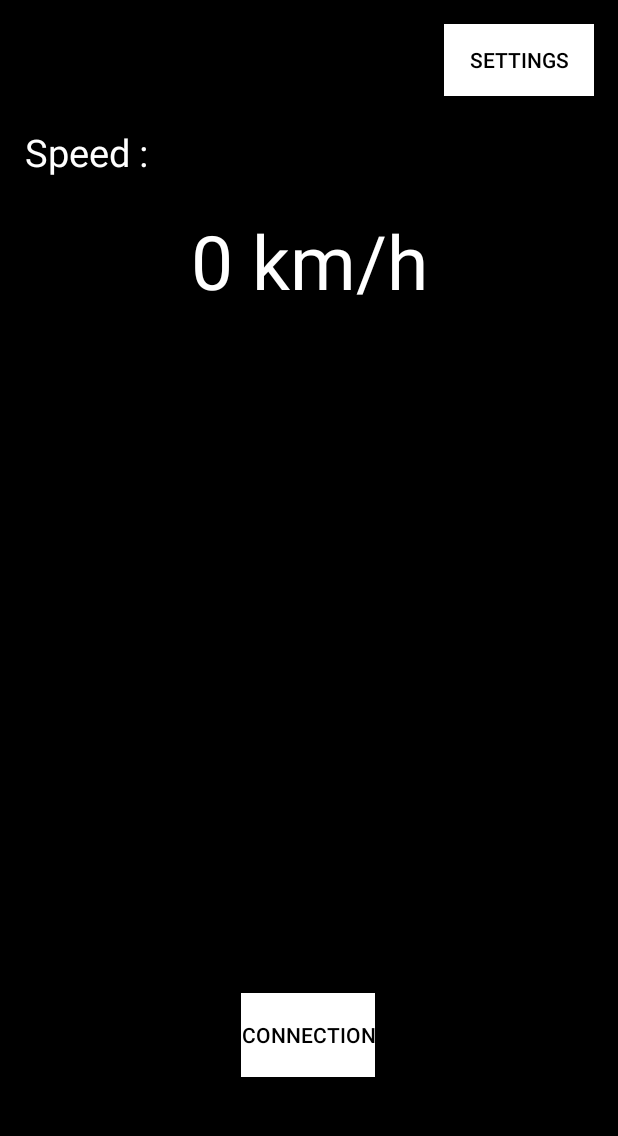
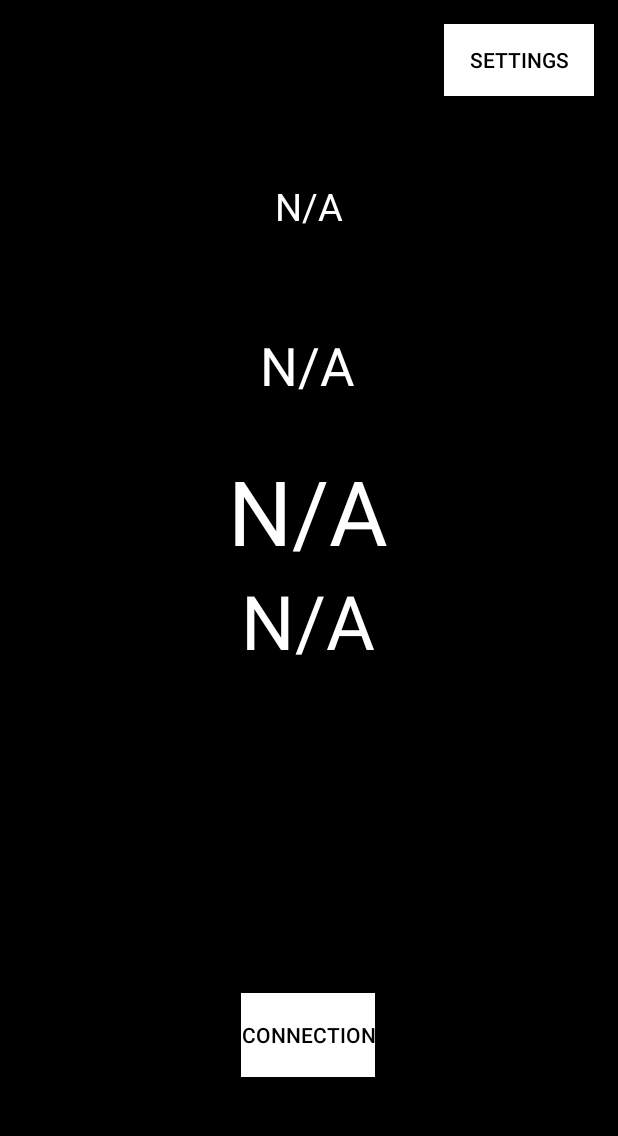
Before and after one commit to Clem0908/SmartDash, an Android app: the screen it shows after launch (MainActivity), on a phone screen of 412 x 824 dp, the part 84-1220 px from its top. Run offline under Robolectric (Android 15) with nearby library versions, the phone set to English and light mode, and no system bars.

Commit message:
v0.3 -- RPM conversion is not correct

```diff
--- a/app/src/main/java/org/clem0908/smartdash/MainActivity.kt
+++ b/app/src/main/java/org/clem0908/smartdash/MainActivity.kt
@@ -60,9 +60,26 @@ class MainActivity : Activity() {
                             userPort
                         )
                         ds.receive(dp)
+                        val currentCar = byteArrayOf(data[4], data[5], data[6], data[7])
+                        val currentCarText = findViewById<TextView>(R.id.currentCar)
+                        currentCarText.text = String(currentCar, Charsets.UTF_8)
+                        val currentGear = data[10]
+                        val currentGearText = findViewById<TextView>(R.id.currentGear)
+                        if(currentGear.toInt() == 0){
+                            currentGearText.text = "R"
+                        } else {
+                            if (currentGear.toInt() == 1) {
+                                currentGearText.text = "N"
+                            } else {
+                                currentGearText.text = (currentGear.toInt()-1).toString()
+                            }
+                        }
                         val speed = fromFloatBytesToInt(data[12], data[13], data[14], data[15])
                         val speedValueText = findViewById<TextView>(R.id.speedValue)
-                        speedValueText.setText(speed.toString()+" km/h")
+                        speedValueText.text = speed.toString()+" km/h"
+                        val rpm = fromFloatBytesToInt(data[16], data[17], data[18], data[19])
+                        val rpmText = findViewById<TextView>(R.id.rpmValue)
+                        rpmText.text = rpm.toString()
                         ds.close()
                     } catch (e: Exception) {
                         e.printStackTrace()
--- a/app/src/main/res/layout/mainactivityview.xml
+++ b/app/src/main/res/layout/mainactivityview.xml
@@ -37,17 +37,30 @@
         app:layout_constraintStart_toStartOf="parent" />
 
     <TextView
-        android:id="@+id/speed"
+        android:id="@+id/currentCar"
         android:layout_width="wrap_content"
         android:layout_height="wrap_content"
-        android:layout_marginTop="84dp"
-        android:layout_marginEnd="312dp"
+        android:layout_marginTop="120dp"
         android:backgroundTint="#FFFFFF"
-        android:text="@string/speed"
+        android:text="N/A"
         android:textColor="@color/white"
         android:textSize="25sp"
         app:layout_constraintEnd_toEndOf="parent"
-        app:layout_constraintHorizontal_bias="0.941"
+        app:layout_constraintStart_toStartOf="parent"
+        app:layout_constraintTop_toTopOf="parent" />
+
+    <TextView
+        android:id="@+id/currentGear"
+        android:layout_width="wrap_content"
+        android:layout_height="wrap_content"
+        android:layout_marginTop="220dp"
+        android:backgroundTint="#FFFFFF"
+        android:text="N/A"
+        android:textAlignment="center"
+        android:textColor="@color/white"
+        android:textSize="35sp"
+        app:layout_constraintEnd_toEndOf="parent"
+        app:layout_constraintHorizontal_bias="0.498"
         app:layout_constraintStart_toStartOf="parent"
         app:layout_constraintTop_toTopOf="parent" />
 
@@ -55,14 +68,29 @@
         android:id="@+id/speedValue"
         android:layout_width="300dp"
         android:layout_height="wrap_content"
-        android:layout_marginTop="140dp"
+        android:layout_marginTop="300dp"
         android:backgroundTint="#FFFFFF"
-        android:text="0 km/h"
+        android:text="N/A"
+        android:textAlignment="center"
+        android:textColor="@color/white"
+        android:textSize="60sp"
+        app:layout_constraintEnd_toEndOf="parent"
+        app:layout_constraintHorizontal_bias="0.495"
+        app:layout_constraintStart_toStartOf="parent"
+        app:layout_constraintTop_toTopOf="parent" />
+
+    <TextView
+        android:id="@+id/rpmValue"
+        android:layout_width="300dp"
+        android:layout_height="wrap_content"
+        android:layout_marginTop="380dp"
+        android:backgroundTint="#FFFFFF"
+        android:text="N/A"
         android:textAlignment="center"
         android:textColor="@color/white"
         android:textSize="50sp"
         app:layout_constraintEnd_toEndOf="parent"
-        app:layout_constraintHorizontal_bias="0.498"
+        app:layout_constraintHorizontal_bias="0.495"
         app:layout_constraintStart_toStartOf="parent"
         app:layout_constraintTop_toTopOf="parent" />
 
--- a/app/src/main/res/values/strings.xml
+++ b/app/src/main/res/values/strings.xml
@@ -5,5 +5,4 @@
     <string name="save">Save</string>
     <string name="useriptext">IP address of the computer running Live for Speed :</string>
     <string name="userporttext">Port where the Server is sending packets :</string>
-    <string name="speed">Speed :</string>
 </resources>
```
Also changed, not shown: 2 other files.
